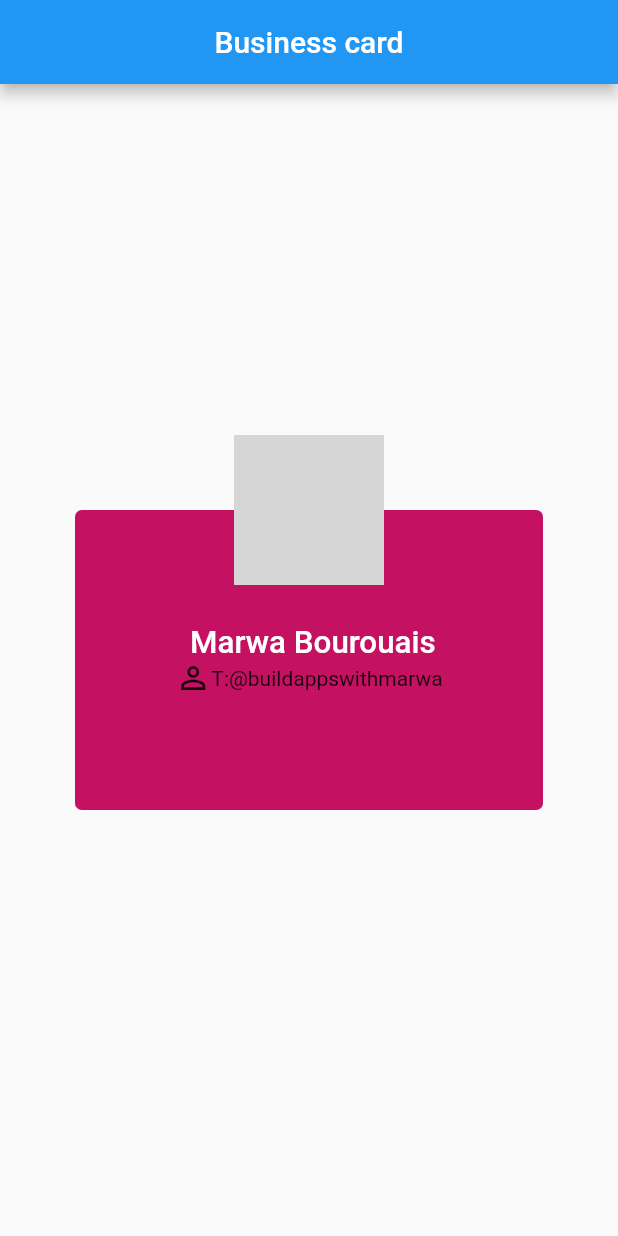
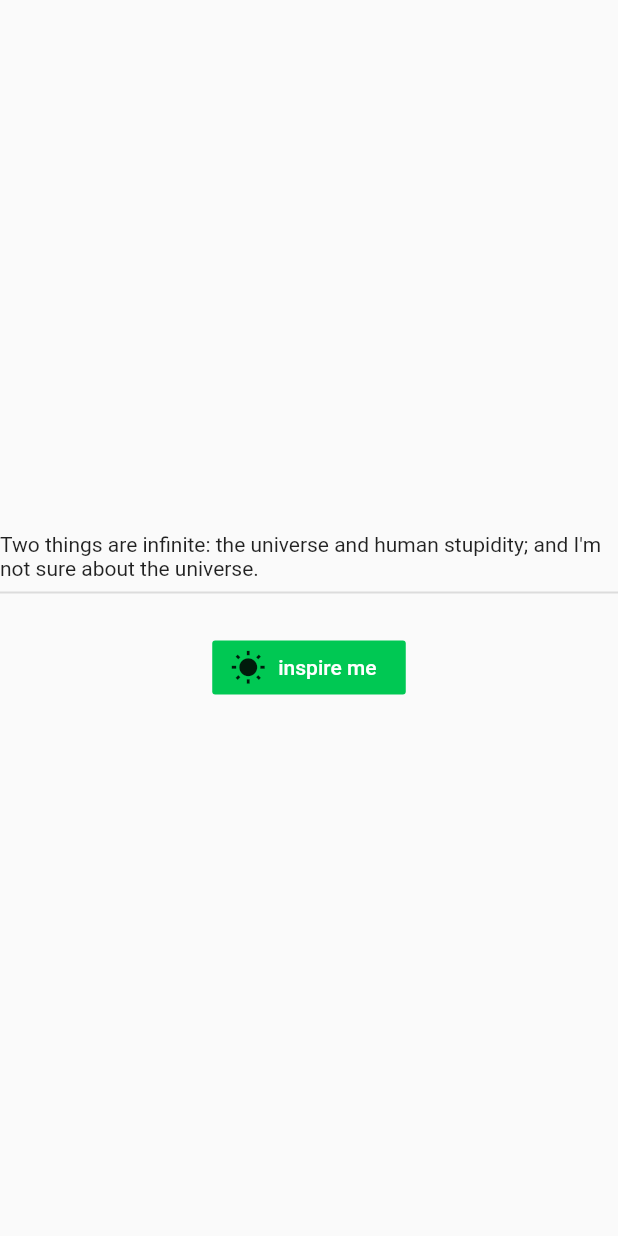
Before and after one commit to marwa-bourouais/MyFirstFlutterApp, a Flutter app: the screen it shows after launch, on a phone screen of 412 x 824 dp. Run offline on Flutter 3.47's test engine with Material 2 defaults, Android fonts, the phone set to English and light mode, and no system bars; grey boxes are pictures that could not be loaded.

Commit message:
added quotes app

```diff
--- a/lib/main.dart
+++ b/lib/main.dart
@@ -6,7 +6,8 @@ import 'package:my_sweet_app/ui/home.dart';
 
 void main() =>
   runApp( MaterialApp(
-    home: BizCard() ,
+    home: Wisdom()
+    //BizCard() ,
     //replace bizCard by scaffoldExample() to change the app home page
    // ScafoldExample()
 
--- a/lib/ui/home.dart
+++ b/lib/ui/home.dart
@@ -3,6 +3,63 @@
 import 'package:flutter/material.dart';
 
 import 'CustomButton.dart';
+
+class Wisdom extends StatefulWidget {
+  const Wisdom({Key? key}) : super(key: key);
+
+  @override
+  _WisdomState createState() => _WisdomState();
+}
+
+class _WisdomState extends State<Wisdom> {
+  var _index=0;
+  List quotes = [
+    "Two things are infinite: the universe and human stupidity; "
+        "and I'm not sure about the universe.",
+  "Be the change that you wish to see in the world",
+    "Be who you are and say what you feel, because those who mind don't matter,"
+        " and those who matter don't mind",
+    "Be the change that you wish to see in the world.",
+    "You've gotta dance like there's nobody watching,Love like you'll never be hurt,Sing like "
+        "there's nobody listening,And live like it's heaven on earth",
+    "Don’t walk in front of me… I may not follow Don’t walk behind me… I may not lead Walk beside me… just be my friend"
+
+  ] ;
+  @override
+  Widget build(BuildContext context) {
+
+    return Scaffold(
+      body: Container(
+        child: Column(
+          mainAxisAlignment: MainAxisAlignment.center,
+          children: <Widget> [
+
+           Center( child: Text(quotes[_index % quotes.length])),
+            Divider(thickness: 1.3),
+            Padding(padding: EdgeInsets.only(top: 18.0),
+            child: FlatButton.icon(onPressed:  _showQuote,
+                icon : Icon( Icons.wb_sunny),
+                color: Colors.greenAccent.shade700,
+                label: Text("inspire me ",
+                style: TextStyle(
+                  color: Colors.white
+                ),)))
+          ],
+        ),
+      )
+    );
+  }
+
+  void _showQuote() {
+
+    setState(() {
+      _index+=1;
+
+    });
+
+  }
+}
+
 class BizCard extends StatelessWidget {
   const BizCard({Key? key}) : super(key: key);
 
```
